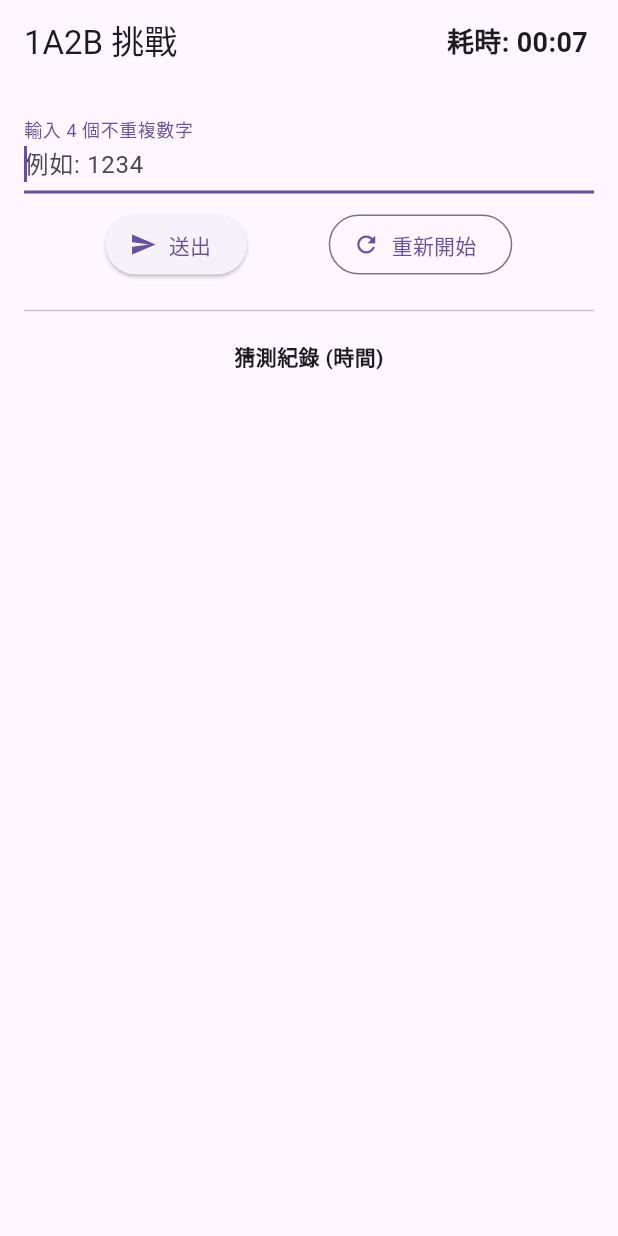
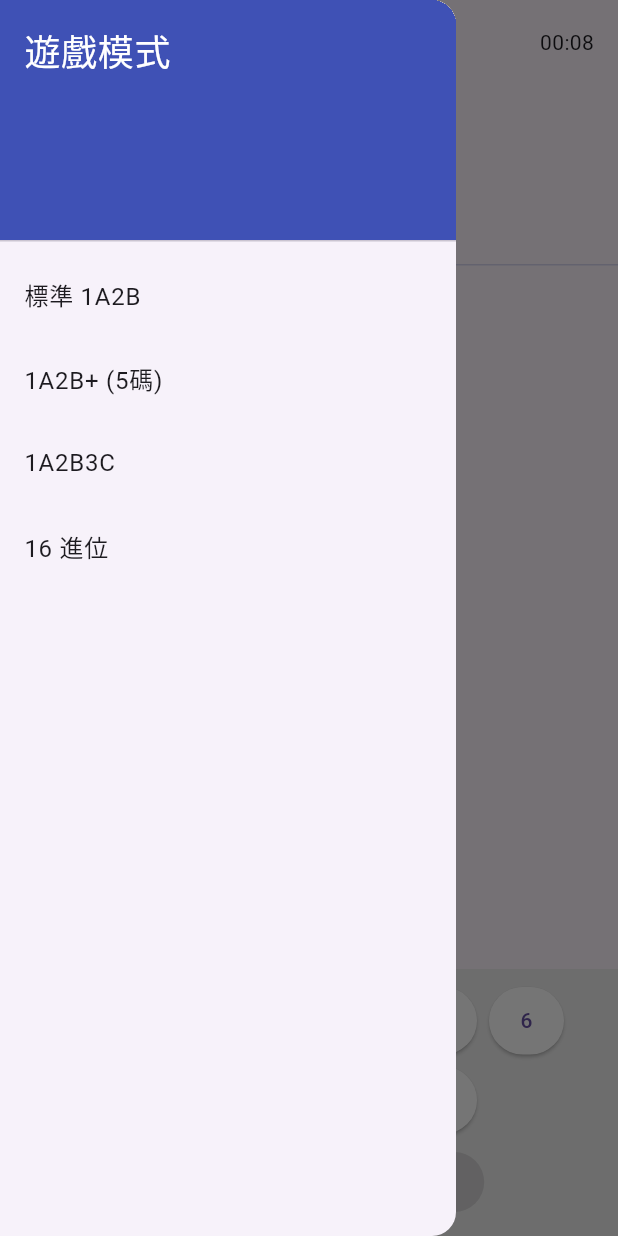
Before and after one commit to yibo-yuka/guess_1a2b_flutter, a Flutter app: the screen it shows after launch, with the side drawer open (before the commit the screen has no drawer), on a phone screen of 412 x 824 dp. Run offline on Flutter 3.47's test engine with Material 3 defaults, Android fonts, the phone set to English and light mode, and no system bars.

Commit message:
Add drawer to choose game mode, and add 1a2b+, 1a2b3c, hexadecimal new modes.

```diff
--- a/lib/main.dart
+++ b/lib/main.dart
@@ -1,6 +1,5 @@
 import 'package:flutter/material.dart';
-import 'dart:math';
-import 'dart:async'; // 1. 必須導入此庫
+import 'dart:async'; // 這裡應該是為了同時維持計時器功能跟頁面狀態更新功能
 
 void main() => runApp(const GuessGameApp());
 
@@ -28,12 +27,23 @@ class _GamePageState extends State<GamePage> {
   final TextEditingController _controller = TextEditingController();
   final List<String> _history = [];
 
-  // 1. 定義一個 FocusNode
+  // 這是為了要在輸入答案後讓鼠標自動回到輸入框(聚焦)
   final FocusNode _focusNode = FocusNode();
   late String _answer;
   bool _isGameOver = false;
   Timer? _timer;
   int _seconds = 0;
+
+  // 新增模式追蹤，預設為 '1A2B'，主要由側邊欄DRAWER控制
+  String _currentMode = '1A2B';
+  // 切換模式的函式
+  void _selectMode(String mode) { // 這裡應該會透過側邊欄觸發
+    setState(() {
+      _currentMode = mode;
+      _generateNewGame(); // 切換模式時自動重置遊戲
+    });
+    Navigator.pop(context); // 核心：選完後自動關閉側邊欄
+  }
 
   @override
   void initState() {
@@ -64,45 +74,104 @@ class _GamePageState extends State<GamePage> {
     return '${minutes.toString().padLeft(2, '0')}:${remainingSeconds.toString().padLeft(2, '0')}';
   }
 
+  int get _codeLength {
+    switch (_currentMode) {
+      case '1A2B+': return 5;
+      case '16進位': return 6;
+      default: return 4;
+    }
+  }
   void _generateNewGame() {
     setState(() {
-      var nums = List.generate(10, (i) => i.toString());
-      nums.shuffle();
-      _answer = nums.sublist(0, 4).join();
+      // 建立候選池：如果是 16 進位模式，加入 A-F
+      List<String> pool = ['0', '1', '2', '3', '4', '5', '6', '7', '8', '9'];
+      if (_currentMode == '16進位') {
+        pool.addAll(['A', 'B', 'C', 'D', 'E', 'F']);
+      }
+      pool.shuffle();
+      _answer = pool.sublist(0, _codeLength).join();
+      _seconds = 0;
       _history.clear();
       _isGameOver = false;
       _controller.clear();
-      _startTimer(); // 3. 重新開始時重置計時器
+      _startTimer(); // 重新開始時重置計時器
     });
   }
 
   void _checkGuess() {
     String guess = _controller.text;
-    if (guess.length != 4 || int.tryParse(guess) == null) {
-      _showError("請輸入 4 位數字");
+    int requiredLength = _codeLength;
+    if (guess.length != requiredLength) {
+      _showError("請輸入 $requiredLength 位數字");
       return;
     }
-
-    int a = 0, b = 0;
-    for (int i = 0; i < 4; i++) {
+    // 檢查是否有重複數字
+    // .split('') 將字串轉為字元清單，.toSet() 會自動過濾掉重複項
+    if (guess.split('').toSet().length != guess.length) {
+      _showError("數字不能重複，請重新輸入");
+      _controller.clear(); // 清空讓玩家重打
+      _focusNode.requestFocus();
+      return;
+    }
+    int a = 0;
+    int b = 0;
+    int c = 0;
+    for (int i = 0; i < guess.length; i++) {
       if (guess[i] == _answer[i]) {
         a++;
       } else if (_answer.contains(guess[i])) {
         b++;
       }
     }
-
+    // 計算 C (猜測的數字中，不在答案裡的個數)
+    // 邏輯：總長度 - (A + B)
+    c = guess.length - (a + b);
     setState(() {
-      String result = "$guess => ${a}A${b}B (${_formatTime(_seconds)})";
-      _history.insert(0, result);
-      if (a == 4) {
+      String resultText;
+      switch (_currentMode) {
+        case '1A2B':
+          resultText = "$guess => ${a}A${b}B ";
+          break;
+        case '1A2B+':
+          resultText = "$guess => ${a}A${b}B${c}C ";
+          break;
+        case '1A2B3C':
+          resultText = "$guess => ${a}A${b}B${c}C ";
+          break;
+        case '16進位':
+          resultText = "$guess => ${a}A${b}B ";
+          break;
+        default:
+          resultText = "$guess => ${a}A${b}B";
+      }
+      // String result = "$guess => ${a}A${b}B (${_formatTime(_seconds)})";
+      _history.insert(0, "$resultText(${_formatTime(_seconds)})");
+      if (a == requiredLength) {
         _isGameOver = true;
-        _stopTimer(); // 4. 猜對後停止計時
+        _stopTimer(); // 猜對後停止計時
       }
       _controller.clear();
-      // 2. 核心：在送出並清空後，重新請求聚焦
+      // 在送出並清空輸入框後，重新請求將鼠標聚焦到輸入框
       _focusNode.requestFocus();
     });
+  }
+
+  // 數字按鈕的處理函式
+  void _onNumberPress(String char) {
+    if (_isGameOver) return;
+    if (_controller.text.length < _codeLength) {
+      setState(() {
+        _controller.text += char;
+      });
+    }
+  }
+  // 刪除按鈕的處理函式
+  void _onDelete() {
+    if (_controller.text.isNotEmpty) {
+      setState(() {
+        _controller.text = _controller.text.substring(0, _controller.text.length - 1);
+      });
+    }
   }
 
   void _showError(String msg) {
@@ -111,77 +180,120 @@ class _GamePageState extends State<GamePage> {
 
   @override
   void dispose() {
-    _timer?.cancel(); // 5. 頁面銷毀時釋放計時器資源，防止記憶體洩漏
+    _timer?.cancel(); // 頁面銷毀時釋放計時器資源，防止記憶體洩漏
     _focusNode.dispose(); // 記得要釋放 FocusNode 資源
     super.dispose();
+  }
+
+  Widget _buildKeyboard() {
+    // 定義所有可能的字元
+    List<String> keys = ['1', '2', '3', '4', '5', '6', '7', '8', '9', '0'];
+    if (_currentMode == '16進位') {
+      keys.addAll(['A', 'B', 'C', 'D', 'E', 'F']);
+    }
+
+    return Container(
+      color: Colors.grey[200],
+      child: SafeArea(
+        top: false,
+        child: Padding(
+        padding: const EdgeInsets.symmetric(horizontal: 8.0, vertical: 12.0),
+        child: Column(
+          mainAxisSize: MainAxisSize.min, // 讓 Column 只佔用必要的高度
+          children: [
+            Wrap(
+              spacing: 8,
+              runSpacing: 8,
+              alignment: WrapAlignment.center,
+              children: keys.map((key) {
+                bool isUsed = _controller.text.contains(key);
+                return SizedBox(
+                  width: 50,
+                  height: 45,
+                  child: ElevatedButton(
+                    style: ElevatedButton.styleFrom(
+                      backgroundColor: isUsed ? Colors.grey : Colors.white,
+                      padding: EdgeInsets.zero,
+                    ),
+                    onPressed: isUsed ? null : () => _onNumberPress(key),
+                    child: Text(key),
+                  ),
+                );
+              }).toList(),
+            ),
+            const SizedBox(height: 8),
+            Row(
+              mainAxisAlignment: MainAxisAlignment.spaceEvenly,
+              children: [
+                IconButton(icon: const Icon(Icons.backspace), onPressed: _onDelete),
+                ElevatedButton(
+                  onPressed: _controller.text.length == _codeLength ? _checkGuess : null,
+                  child: const Text("確認送出"),
+                ),
+              ],
+            ),
+          ],
+        ),
+      ),
+      ),
+    );
   }
 
   @override
   Widget build(BuildContext context) {
     return Scaffold(
       appBar: AppBar(
-        title: const Text('1A2B 挑戰'),
+        title: Text('$_currentMode 挑戰'),
         actions: [
-          Center(
-            child: Padding(
-              padding: const EdgeInsets.only(right: 20.0),
-              child: Text(
-                "耗時: ${_formatTime(_seconds)}",
-                style: const TextStyle(fontSize: 18, fontWeight: FontWeight.bold),
-              ),
-            ),
+          Padding(
+            padding: const EdgeInsets.all(16),
+            child: Center(child: Text(_formatTime(_seconds)))
           )
         ],
       ),
-      body: Padding(
-        padding: const EdgeInsets.all(16.0),
-        child: Column(
+      // 實作側邊欄
+      drawer: Drawer(
+        child: ListView(
           children: [
-            if (_isGameOver)
-              Container(
-                padding: const EdgeInsets.all(10),
-                color: Colors.yellow[100],
-                child: Text(
-                  "破關成功！總耗時: ${_formatTime(_seconds)}",
-                  style: const TextStyle(fontSize: 20, color: Colors.blueAccent, fontWeight: FontWeight.bold),
+            const DrawerHeader(decoration: BoxDecoration(color: Colors.indigo), child: Text('遊戲模式', style: TextStyle(color: Colors.white, fontSize: 24))),
+            ListTile(title: const Text('標準 1A2B'), onTap: () => _selectMode('1A2B')),
+            ListTile(title: const Text('1A2B+ (5碼)'), onTap: () => _selectMode('1A2B+')),
+            ListTile(title: const Text('1A2B3C'), onTap: () => _selectMode('1A2B3C')),
+            ListTile(title: const Text('16 進位'), onTap: () => _selectMode('16進位')),
+          ],
         ),
       ),
-            TextField(
-              controller: _controller,
-              focusNode: _focusNode, // 3. 將 FocusNode 綁定到 TextField
-              autofocus: true,       // 進入頁面時自動聚焦
-              decoration: const InputDecoration(
-                labelText: '輸入 4 個不重複數字',
-                hintText: '例如: 1234',
-                counterText: "", // 隱藏右下角字數統計
+      body: Column(
+        children: [
+          Container(
+            width: double.infinity,
+            padding: const EdgeInsets.symmetric(vertical: 30),
+            decoration: BoxDecoration(
+              // color: Colors.indigo.withOpacity(0.1),
+              border: Border(bottom: BorderSide(color: Colors.indigo.withOpacity(0.2))),
             ),
-              keyboardType: TextInputType.number,
-              maxLength: 4,
-              enabled: !_isGameOver,
-              onSubmitted: (_) => _checkGuess(),
+            child: Center(
+              child: Text(
+                _controller.text.padRight(_codeLength, '_'),
+                style: const TextStyle(
+                  fontSize: 42,
+                  letterSpacing: 12,
+                  fontWeight: FontWeight.bold,
+                  color: Colors.indigo,
+                  fontFamily: 'monospace', // 使用等寬字體讓底線對齊
                 ),
-            const SizedBox(height: 10),
-            Row(
-              mainAxisAlignment: MainAxisAlignment.spaceEvenly,
-              children: [
-                ElevatedButton.icon(
-                  onPressed: _isGameOver ? null : _checkGuess,
-                  icon: const Icon(Icons.send),
-                  label: const Text("送出"),
               ),
-                OutlinedButton.icon(
-                  onPressed: _generateNewGame,
-                  icon: const Icon(Icons.refresh),
-                  label: const Text("重新開始"),
             ),
-              ],
           ),
-            const Divider(height: 40),
-            const Text("猜測紀錄 (時間)", style: TextStyle(fontWeight: FontWeight.bold)),
+
           Expanded(
-              child: ListView.builder(
+            child: _history.isEmpty
+                ? const Center(child: Text("開始挑戰吧！", style: TextStyle(color: Colors.grey)))
+                : ListView.builder(
+                    padding: const EdgeInsets.all(8),
                     itemCount: _history.length,
                     itemBuilder: (context, index) => Card(
+                      elevation: 2,
                       child: ListTile(
                         leading: CircleAvatar(child: Text("${_history.length - index}")),
                         title: Text(_history[index], style: const TextStyle(fontSize: 18)),
@@ -189,8 +301,8 @@ class _GamePageState extends State<GamePage> {
                     ),
                   ),
           ),
+          _buildKeyboard(),
         ],
-        ),
       ),
     );
   }
```
Also changed, not shown: assets/icon.png, 7 other files. Lines whose indentation alone changed are shown as unchanged.
